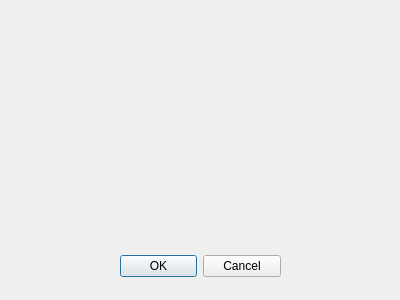
Old version of the form playernamesdialog.ui in the repository SSharroufna/CardMatchingGame.
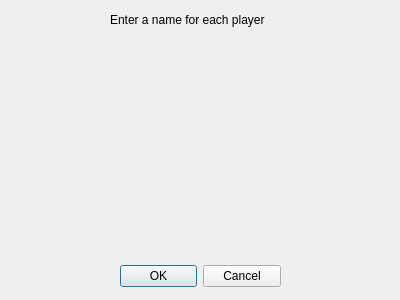
New version of the form.

```diff
--- a/playernamesdialog.ui
+++ b/playernamesdialog.ui
@@ -10,6 +10,12 @@
     <height>300</height>
    </rect>
   </property>
+  <property name="sizePolicy">
+   <sizepolicy hsizetype="Preferred" vsizetype="Preferred">
+    <horstretch>0</horstretch>
+    <verstretch>0</verstretch>
+   </sizepolicy>
+  </property>
   <property name="windowTitle">
    <string>Dialog</string>
   </property>
@@ -17,7 +23,7 @@
    <property name="geometry">
     <rect>
      <x>120</x>
-     <y>250</y>
+     <y>260</y>
      <width>161</width>
      <height>32</height>
     </rect>
@@ -40,6 +46,19 @@
    </property>
    <layout class="QVBoxLayout" name="verticalLayout_2"/>
   </widget>
+  <widget class="QLabel" name="label">
+   <property name="geometry">
+    <rect>
+     <x>110</x>
+     <y>10</y>
+     <width>171</width>
+     <height>20</height>
+    </rect>
+   </property>
+   <property name="text">
+    <string>Enter a name for each player</string>
+   </property>
+  </widget>
  </widget>
  <resources/>
  <connections>
```
Left out of the diff: 2 changed lines with no effect on the pictures.
